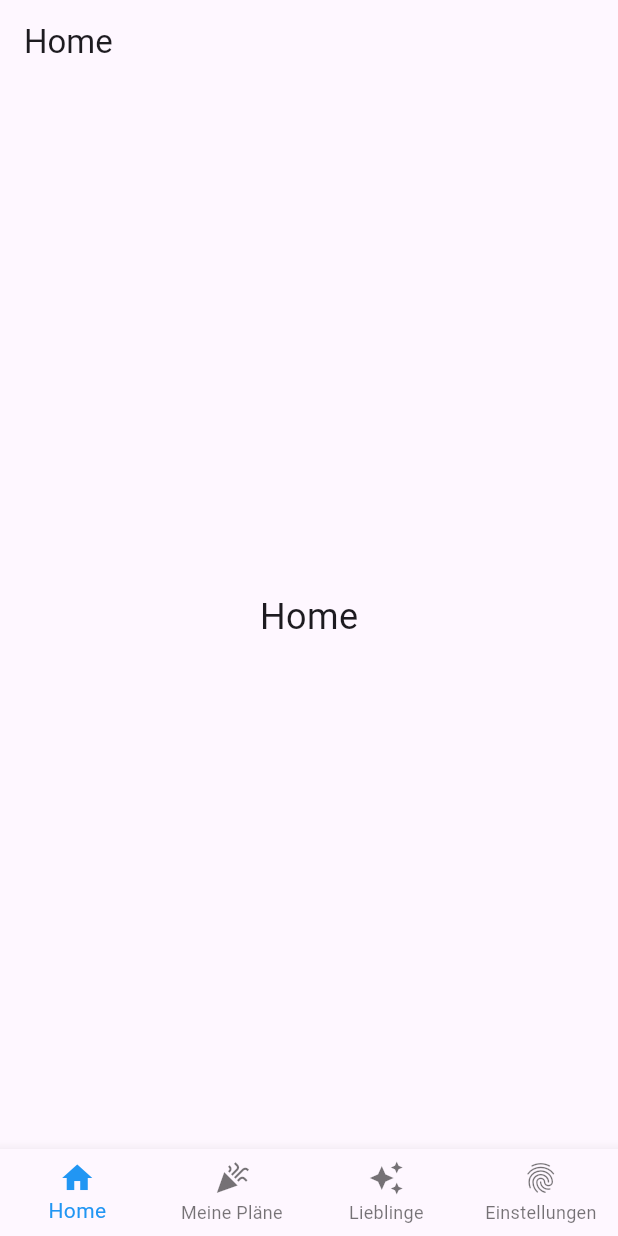
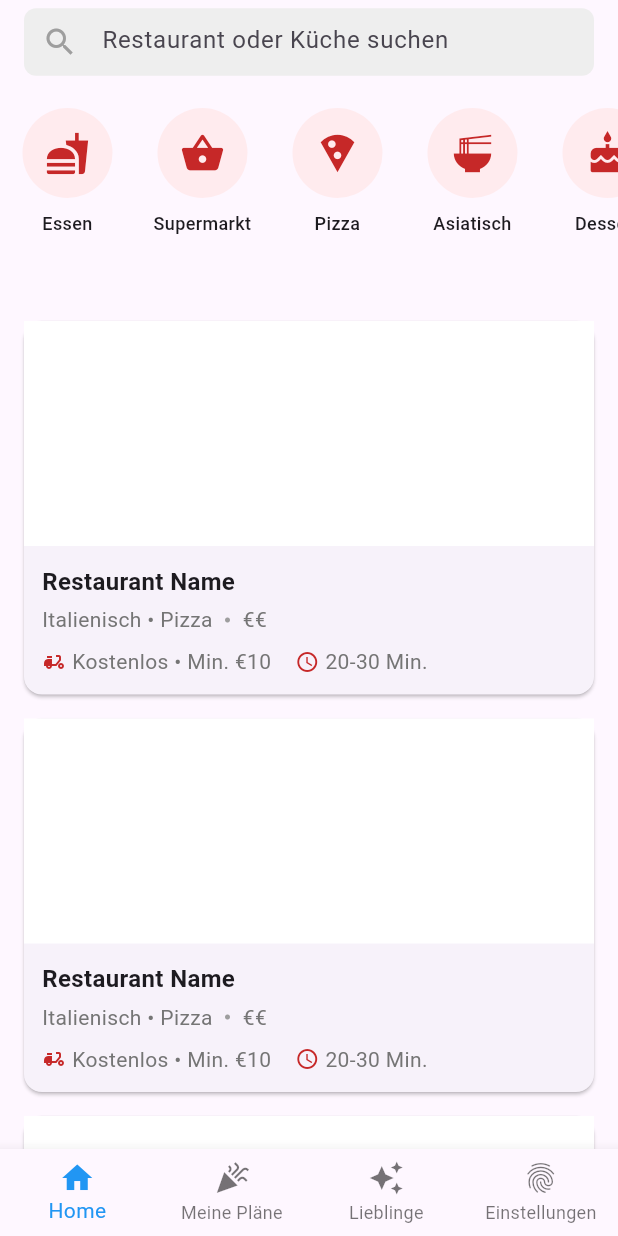
Before and after one commit to Kevin-Bangert/p18-eigeneAppMVPScreens, a Flutter app: the screen it shows after launch, on a phone screen of 412 x 824 dp. Run offline on Flutter 3.47's test engine with Material 3 defaults, Android fonts, the phone set to English and light mode, and no system bars.

Commit message:
Aktualisiert: Startseite der App ohne Funktion, nur Design - Bilder sind  weiße Platzhalter

```diff
--- a/lib/screens/homescreen.dart
+++ b/lib/screens/homescreen.dart
@@ -1,6 +1,7 @@
 import 'package:flutter/material.dart';
-import 'register.dart'; // Importiere den RegisterScreen
+import 'register.dart';
 
+// Die Hauptklasse für den Home-Bildschirm
 class HomeScreen extends StatefulWidget {
   const HomeScreen({super.key});
 
@@ -9,26 +10,170 @@ class HomeScreen extends StatefulWidget {
 }
 
 class HomeScreenState extends State<HomeScreen> {
-  int _selectedIndex = 0;
-  bool _isLoggedIn = false; // Simulierter Login-Status
+  int _selectedIndex = 0; // Speichert den aktuell ausgewählten Tab
+  bool _isLoggedIn = false; // Simuliert, ob der Benutzer eingeloggt ist
 
+  // Liste der Inhalte für die verschiedenen Tabs
   final List<Widget> _widgetOptions = <Widget>[
-    const Center(child: Text('Home', style: TextStyle(fontSize: 24))),
+    _buildHomeContent(), // Startseite mit Restaurantübersicht
     const Center(child: Text('Meine Pläne', style: TextStyle(fontSize: 24))),
-    const Center(
-      child: Text('Lieblinge', style: TextStyle(fontSize: 24)),
-    ), // Profil-Screen (nur wenn eingeloggt)
+    const Center(child: Text('Lieblinge', style: TextStyle(fontSize: 24))),
     const Center(child: Text('Ich', style: TextStyle(fontSize: 24))),
   ];
 
+  // Methode zum Erstellen des Home-Tabs
+  static Widget _buildHomeContent() {
+    return CustomScrollView(
+      slivers: [
+        // Suchleiste im oberen Bereich
+        SliverAppBar(
+          floating: true,
+          snap: true,
+          title: Container(
+            height: 45,
+            decoration: BoxDecoration(
+              color: Colors.grey[200],
+              borderRadius: BorderRadius.circular(8),
+            ),
+            child: const TextField(
+              decoration: InputDecoration(
+                prefixIcon: Icon(Icons.search, color: Colors.grey),
+                hintText: 'Restaurant oder Küche suchen',
+                border: InputBorder.none,
+              ),
+            ),
+          ),
+        ),
+        // Horizontale Liste mit Kategorien (z.B. Pizza, Supermarkt)
+        SliverToBoxAdapter(
+          child: Padding(
+            padding: const EdgeInsets.symmetric(vertical: 16),
+            child: SizedBox(
+              height: 110,
+              child: ListView(
+                scrollDirection: Axis.horizontal,
+                children: [
+                  _buildCategory(Icons.fastfood, 'Essen'),
+                  _buildCategory(Icons.shopping_basket, 'Supermarkt'),
+                  _buildCategory(Icons.local_pizza, 'Pizza'),
+                  _buildCategory(Icons.ramen_dining, 'Asiatisch'),
+                  _buildCategory(Icons.cake, 'Dessert'),
+                ],
+              ),
+            ),
+          ),
+        ),
+        // Liste der Restaurants
+        SliverPadding(
+          padding: const EdgeInsets.all(16),
+          sliver: SliverList(
+            delegate: SliverChildBuilderDelegate(
+              (context, index) =>
+                  _buildRestaurantCard(), // Erzeugt Restaurantkarten
+              childCount: 10, // Anzahl der angezeigten Restaurants
+            ),
+          ),
+        ),
+      ],
+    );
+  }
+
+  // Methode zum Erstellen einer einzelnen Kategorie (z.B. Pizza, Supermarkt)
+  static Widget _buildCategory(IconData icon, String text) {
+    return SizedBox(
+      width: 90,
+      child: Column(
+        children: [
+          CircleAvatar(
+            radius: 30,
+            backgroundColor: Colors.red[50],
+            child: Icon(icon, color: Colors.red[800], size: 30),
+          ),
+          const SizedBox(height: 8),
+          Text(
+            text,
+            style: const TextStyle(fontSize: 12, fontWeight: FontWeight.w500),
+            textAlign: TextAlign.center,
+          ),
+        ],
+      ),
+    );
+  }
+
+  // Methode zum Erstellen einer Restaurantkarte
+  static Widget _buildRestaurantCard() {
+    return Card(
+      margin: const EdgeInsets.only(bottom: 16),
+      child: Column(
+        crossAxisAlignment: CrossAxisAlignment.start,
+        children: [
+          // Platzhalter für das Bild (weißes Feld)
+          Container(height: 150, width: double.infinity, color: Colors.white),
+          Padding(
+            padding: const EdgeInsets.all(12),
+            child: Column(
+              crossAxisAlignment: CrossAxisAlignment.start,
+              children: [
+                // Restaurantname
+                const Text(
+                  'Restaurant Name',
+                  style: TextStyle(fontSize: 16, fontWeight: FontWeight.bold),
+                ),
+                const SizedBox(height: 4),
+                // Restaurantkategorie und Preisspanne
+                Row(
+                  children: [
+                    Text(
+                      'Italienisch • Pizza',
+                      style: TextStyle(color: Colors.grey[600]),
+                    ),
+                    const SizedBox(width: 8),
+                    const Icon(Icons.circle, size: 4, color: Colors.grey),
+                    const SizedBox(width: 8),
+                    Text('€€', style: TextStyle(color: Colors.grey[600])),
+                  ],
+                ),
+                const SizedBox(height: 8),
+                // Lieferdetails
+                Row(
+                  children: [
+                    Icon(
+                      Icons.delivery_dining,
+                      color: Colors.red[800],
+                      size: 16,
+                    ),
+                    const SizedBox(width: 4),
+                    Text(
+                      'Kostenlos • Min. €10',
+                      style: TextStyle(color: Colors.grey[600]),
+                    ),
+                    const SizedBox(width: 16),
+                    Icon(Icons.access_time, color: Colors.red[800], size: 16),
+                    const SizedBox(width: 4),
+                    Text(
+                      '20-30 Min.',
+                      style: TextStyle(color: Colors.grey[600]),
+                    ),
+                  ],
+                ),
+              ],
+            ),
+          ),
+        ],
+      ),
+    );
+  }
+
+  // Methode, die aufgerufen wird, wenn ein Tab in der Navigation angeklickt wird
   void _onItemTapped(int index) {
     if (index == 3 && !_isLoggedIn) {
-      // Falls der Nutzer nicht eingeloggt ist und auf "Ich" klickt
+      // Falls der Benutzer nicht eingeloggt ist und auf „Ich“ klickt, wird er zur Registrierung weitergeleitet
       Navigator.push(
         context,
         MaterialPageRoute(builder: (context) => const RegisterScreen()),
       );
     } else {
+      // Wechselt den aktuellen Tab
       setState(() {
         _selectedIndex = index;
       });
@@ -38,10 +183,10 @@ class HomeScreenState extends State<HomeScreen> {
   @override
   Widget build(BuildContext context) {
     return Scaffold(
-      appBar: AppBar(title: const Text("Home")),
-      body: _widgetOptions[_selectedIndex],
+      appBar: _selectedIndex == 0 ? null : AppBar(title: const Text("Home")),
+      body: _widgetOptions[_selectedIndex], // Zeigt den aktuellen Tab an
       bottomNavigationBar: BottomNavigationBar(
-        type: BottomNavigationBarType.fixed, // Damit 4 Icons angezeigt werden
+        type: BottomNavigationBarType.fixed,
         items: const <BottomNavigationBarItem>[
           BottomNavigationBarItem(icon: Icon(Icons.home), label: "Home"),
           BottomNavigationBarItem(
```
